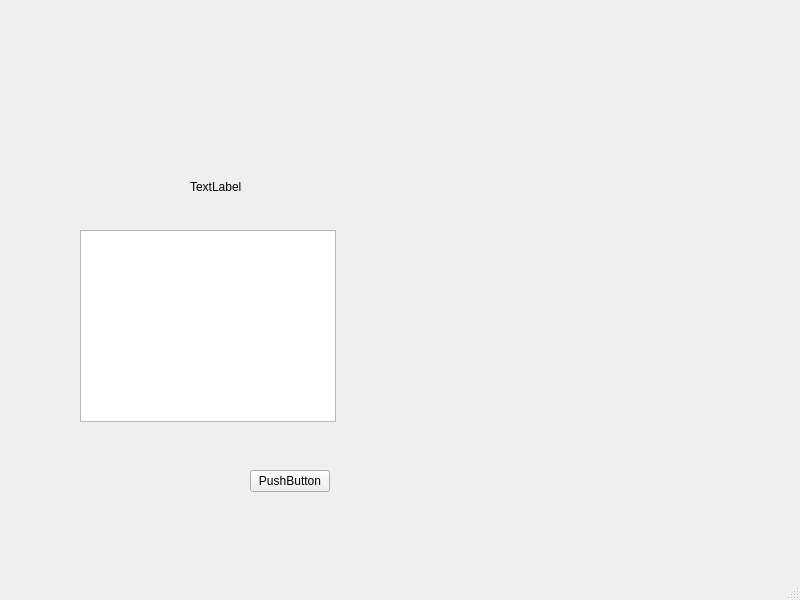
w531t4/Knights-of-the-Laughing-Tree, file ui.ui: the form before one commit.
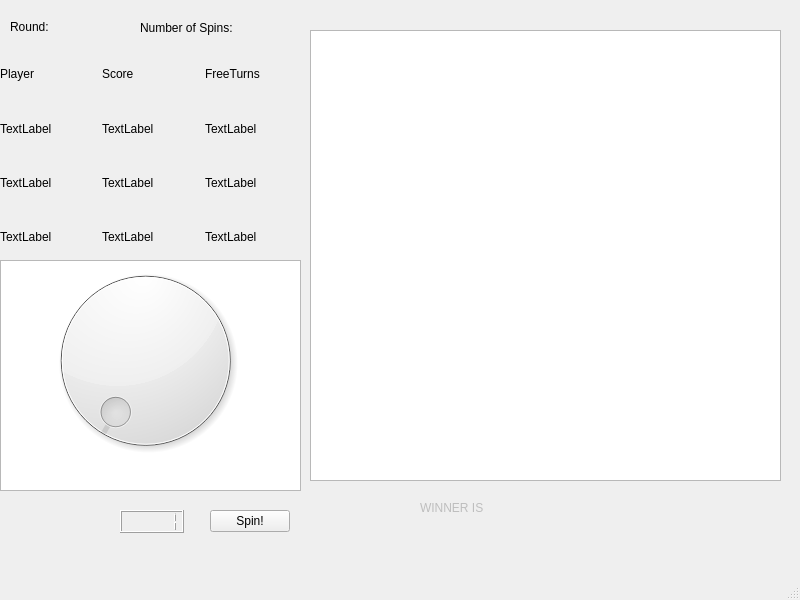
The form after the commit.

Commit message: Eliminate all QT from Game class. Instatiate Game from main, rather than HMI. Separate Logic and Messaging into separate components (for HMI class). Add more widgets to the UI to show core functionality.

Patch:
```diff
--- a/ui.ui
+++ b/ui.ui
@@ -2,6 +2,9 @@
 <ui version="4.0">
  <class>MainWindow</class>
  <widget class="QMainWindow" name="MainWindow">
+  <property name="enabled">
+   <bool>true</bool>
+  </property>
   <property name="geometry">
    <rect>
     <x>0</x>
@@ -14,40 +17,246 @@
    <string>MainWindow</string>
   </property>
   <widget class="QWidget" name="centralwidget">
-   <widget class="QLabel" name="label">
-    <property name="geometry">
-     <rect>
-      <x>190</x>
-      <y>180</y>
-      <width>54</width>
-      <height>14</height>
-     </rect>
-    </property>
-    <property name="text">
-     <string>TextLabel</string>
-    </property>
-   </widget>
    <widget class="QTextBrowser" name="textBrowser">
     <property name="geometry">
      <rect>
-      <x>80</x>
-      <y>230</y>
-      <width>256</width>
-      <height>192</height>
+      <x>0</x>
+      <y>260</y>
+      <width>301</width>
+      <height>231</height>
      </rect>
     </property>
    </widget>
    <widget class="QPushButton" name="pushButton">
     <property name="geometry">
      <rect>
-      <x>250</x>
-      <y>470</y>
+      <x>210</x>
+      <y>510</y>
       <width>80</width>
       <height>22</height>
      </rect>
     </property>
     <property name="text">
-     <string>PushButton</string>
+     <string>Spin!</string>
+    </property>
+   </widget>
+   <widget class="QLCDNumber" name="spinOutcomeLCD">
+    <property name="geometry">
+     <rect>
+      <x>120</x>
+      <y>510</y>
+      <width>64</width>
+      <height>23</height>
+     </rect>
+    </property>
+    <property name="value" stdset="0">
+     <double>1.000000000000000</double>
+    </property>
+    <property name="intValue" stdset="0">
+     <number>1</number>
+    </property>
+   </widget>
+   <widget class="QTableWidget" name="jeopardyTable">
+    <property name="geometry">
+     <rect>
+      <x>310</x>
+      <y>30</y>
+      <width>471</width>
+      <height>451</height>
+     </rect>
+    </property>
+   </widget>
+   <widget class="QDial" name="dial">
+    <property name="geometry">
+     <rect>
+      <x>40</x>
+      <y>250</y>
+      <width>211</width>
+      <height>221</height>
+     </rect>
+    </property>
+   </widget>
+   <widget class="QWidget" name="gridLayoutWidget">
+    <property name="geometry">
+     <rect>
+      <x>0</x>
+      <y>50</y>
+      <width>301</width>
+      <height>211</height>
+     </rect>
+    </property>
+    <layout class="QGridLayout" name="gridLayout">
+     <property name="sizeConstraint">
+      <enum>QLayout::SetMinimumSize</enum>
+     </property>
+     <property name="horizontalSpacing">
+      <number>6</number>
+     </property>
+     <item row="1" column="0">
+      <widget class="QLabel" name="player0Name">
+       <property name="text">
+        <string>TextLabel</string>
+       </property>
+      </widget>
+     </item>
+     <item row="2" column="2">
+      <widget class="QLabel" name="player1FT">
+       <property name="text">
+        <string>TextLabel</string>
+       </property>
+      </widget>
+     </item>
+     <item row="3" column="1">
+      <widget class="QLabel" name="player2Score">
+       <property name="text">
+        <string>TextLabel</string>
+       </property>
+      </widget>
+     </item>
+     <item row="2" column="0">
+      <widget class="QLabel" name="player1Name">
+       <property name="text">
+        <string>TextLabel</string>
+       </property>
+      </widget>
+     </item>
+     <item row="1" column="2">
+      <widget class="QLabel" name="player0FT">
+       <property name="text">
+        <string>TextLabel</string>
+       </property>
+      </widget>
+     </item>
+     <item row="3" column="2">
+      <widget class="QLabel" name="player2FT">
+       <property name="text">
+        <string>TextLabel</string>
+       </property>
+      </widget>
+     </item>
+     <item row="1" column="1">
+      <widget class="QLabel" name="player0Score">
+       <property name="text">
+        <string>TextLabel</string>
+       </property>
+      </widget>
+     </item>
+     <item row="3" column="0">
+      <widget class="QLabel" name="player2Name">
+       <property name="text">
+        <string>TextLabel</string>
+       </property>
+      </widget>
+     </item>
+     <item row="0" column="0">
+      <widget class="QLabel" name="headerPlayer">
+       <property name="text">
+        <string>Player</string>
+       </property>
+      </widget>
+     </item>
+     <item row="0" column="1">
+      <widget class="QLabel" name="headerScore">
+       <property name="text">
+        <string>Score</string>
+       </property>
+      </widget>
+     </item>
+     <item row="0" column="2">
+      <widget class="QLabel" name="headerFreeTurnTokens">
+       <property name="text">
+        <string>FreeTurns</string>
+       </property>
+      </widget>
+     </item>
+     <item row="2" column="1">
+      <widget class="QLabel" name="player1Score">
+       <property name="text">
+        <string>TextLabel</string>
+       </property>
+      </widget>
+     </item>
+    </layout>
+   </widget>
+   <widget class="QLabel" name="labelRoundTitle">
+    <property name="geometry">
+     <rect>
+      <x>10</x>
+      <y>20</y>
+      <width>54</width>
+      <height>14</height>
+     </rect>
+    </property>
+    <property name="text">
+     <string>Round:</string>
+    </property>
+   </widget>
+   <widget class="QLabel" name="roundNumber">
+    <property name="geometry">
+     <rect>
+      <x>50</x>
+      <y>20</y>
+      <width>54</width>
+      <height>14</height>
+     </rect>
+    </property>
+    <property name="text">
+     <string/>
+    </property>
+   </widget>
+   <widget class="QLabel" name="labelNumSpins">
+    <property name="geometry">
+     <rect>
+      <x>140</x>
+      <y>20</y>
+      <width>101</width>
+      <height>16</height>
+     </rect>
+    </property>
+    <property name="text">
+     <string>Number of Spins:</string>
+    </property>
+   </widget>
+   <widget class="QLabel" name="numSpins">
+    <property name="geometry">
+     <rect>
+      <x>240</x>
+      <y>20</y>
+      <width>54</width>
+      <height>14</height>
+     </rect>
+    </property>
+    <property name="text">
+     <string/>
+    </property>
+   </widget>
+   <widget class="QLabel" name="labelWinner">
+    <property name="enabled">
+     <bool>false</bool>
+    </property>
+    <property name="geometry">
+     <rect>
+      <x>420</x>
+      <y>500</y>
+      <width>71</width>
+      <height>16</height>
+     </rect>
+    </property>
+    <property name="text">
+     <string>WINNER IS</string>
+    </property>
+   </widget>
+   <widget class="QLabel" name="winnerName">
+    <property name="geometry">
+     <rect>
+      <x>520</x>
+      <y>500</y>
+      <width>101</width>
+      <height>16</height>
+     </rect>
+    </property>
+    <property name="text">
+     <string/>
     </property>
    </widget>
   </widget>
```
Left out of the diff: 2 changed lines with no effect on the pictures. The commit also changes 3 other files.
